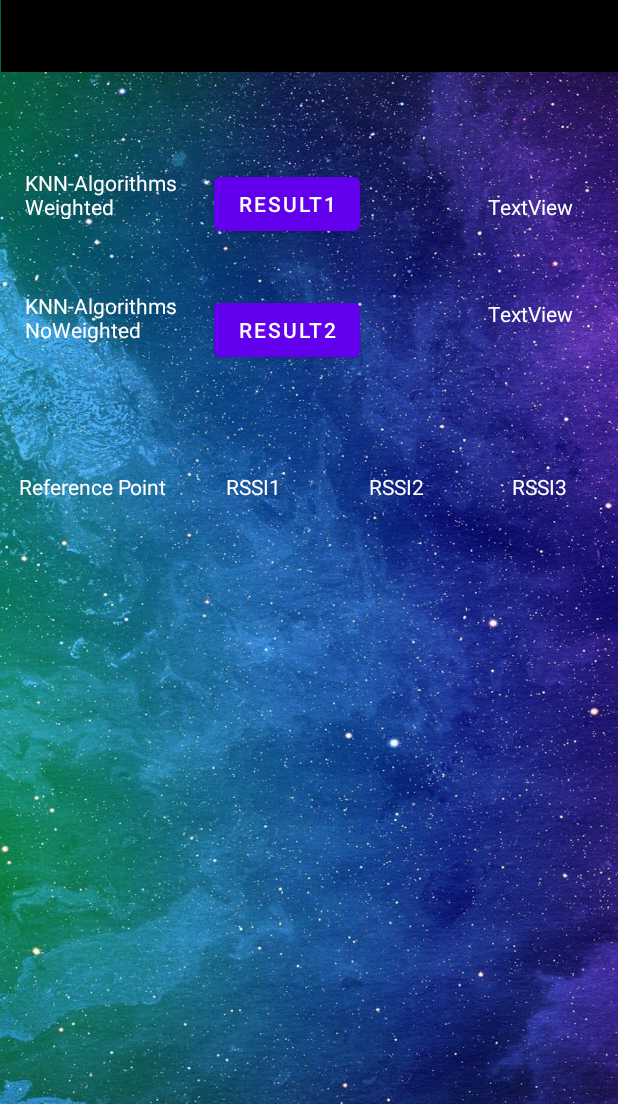
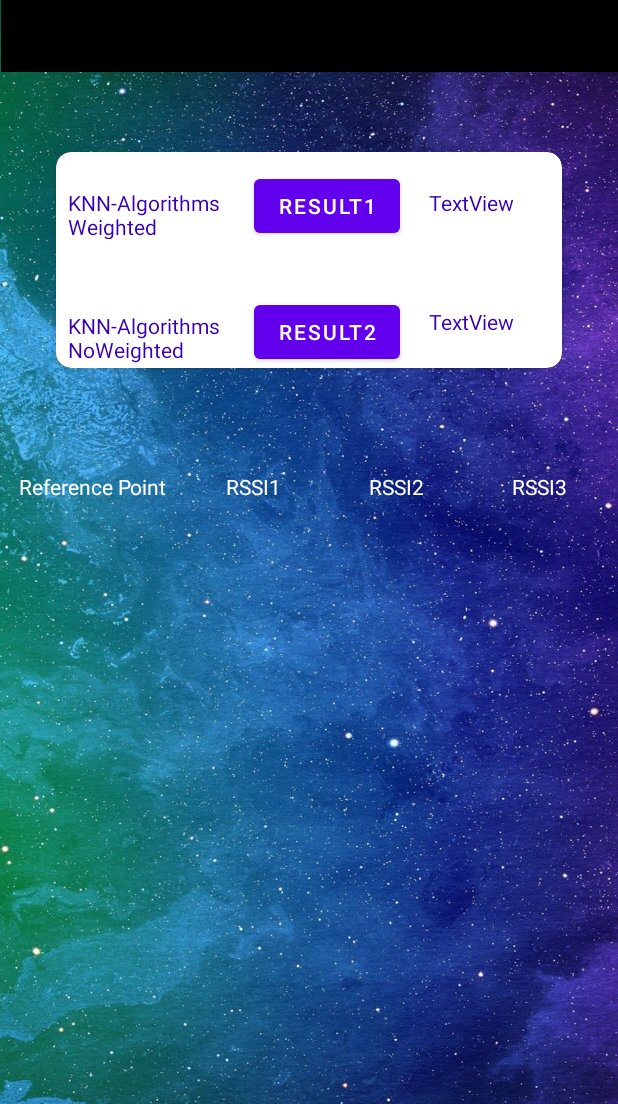
Before and after one commit to nhom5khtn/EmbeddedSystem, an Android app: the screen it shows after launch (ProjectDetailActivity), on a phone screen of 412 x 824 dp, the part 132-1236 px from its top. Run offline under Robolectric (Android 15) with nearby library versions, the phone set to English and light mode, and no system bars; our stand-ins replace Volley, data binding; libraries missing offline, so code that uses them is left out: com.github.doyaaaaaken.kotlincsv; network calls fail; 1 statement that could not run was skipped.

Commit message:
modified view of detail activity

```diff
--- a/EmbeddedSystem/app/src/main/java/demo/embeddedsystem/ui/ProjectDetailActivity.kt
+++ b/EmbeddedSystem/app/src/main/java/demo/embeddedsystem/ui/ProjectDetailActivity.kt
@@ -109,7 +109,7 @@ class ProjectDetailActivity : AppCompatActivity() {
         // creating a string variable for URL.
         //val sheetID = "1iBj3MY37lybNoOC8TRRoTQicVAY2OndAG9lwF44jwXs"
         val sheetID = "19uL6ahrprYBPcuZ8XfpY91VAb9biN3Uxm6l7k0X7sug"
-        val url = "https://spreadsheets.google.com/feeds/list/"+sheetID+"/od6/public/values?alt=json"
+        val url = "https://spreadsheets.google.com/feeds/list/$sheetID/od6/public/values?alt=json"
 
         // creating a new variable for our request queue
         val queue = Volley.newRequestQueue(this)
@@ -124,9 +124,9 @@ class ProjectDetailActivity : AppCompatActivity() {
                     val temp = currentPoint
                     val entryObj = entryArray.getJSONObject(entryArray.length()-1)
                     val timestamp = entryObj.getJSONObject("gsx\$time").getString("\$t")
-                    val rssiAP1 = entryObj.getJSONObject("gsx\$ap1").getString("\$t").toFloat()
-                    val rssiAP2 = entryObj.getJSONObject("gsx\$ap2").getString("\$t").toFloat()
-                    val rssiAP3 = entryObj.getJSONObject("gsx\$ap3").getString("\$t").toFloat()
+                    val rssiAP1 = if (entryObj.getJSONObject("gsx\$ap1").getString("\$t").isEmpty()) 0F else entryObj.getJSONObject("gsx\$ap1").getString("\$t").toFloat()
+                    val rssiAP2 = if (entryObj.getJSONObject("gsx\$ap2").getString("\$t").isEmpty()) 0F else entryObj.getJSONObject("gsx\$ap2").getString("\$t").toFloat()
+                    val rssiAP3 = if (entryObj.getJSONObject("gsx\$ap3").getString("\$t").isEmpty()) 0F else entryObj.getJSONObject("gsx\$ap3").getString("\$t").toFloat()
                     currentPoint = AccessPoint(null, rssiAP1, rssiAP2, rssiAP3, null, timestamp)
                     binding.tvCurPos.text = currentPoint.toString()
                     if (currentPoint.timestamp != temp.timestamp) {
--- a/EmbeddedSystem/app/src/main/res/layout/activity_project_detail.xml
+++ b/EmbeddedSystem/app/src/main/res/layout/activity_project_detail.xml
@@ -13,19 +13,36 @@
         android:background="@drawable/bg"
         tools:context=".MainActivity">
 
+        <androidx.cardview.widget.CardView
+            android:id="@+id/card_word"
+            android:layout_width="match_parent"
+            android:layout_height="wrap_content"
+            android:layout_marginStart="32dp"
+            android:layout_marginTop="47dp"
+            android:layout_marginEnd="32dp"
+            app:cardCornerRadius="10dp"
+            app:cardUseCompatPadding="true"
+            app:layout_constraintEnd_toEndOf="parent"
+            app:layout_constraintHorizontal_bias="0.0"
+            app:layout_constraintStart_toStartOf="parent"
+            app:layout_constraintTop_toBottomOf="@+id/layoutCurPos">
+
+            <androidx.constraintlayout.widget.ConstraintLayout
+                android:layout_width="match_parent"
+                android:layout_height="wrap_content">
+
 
                 <TextView
                     android:id="@+id/textView"
                     android:layout_width="110dp"
                     android:layout_height="34dp"
-            android:layout_marginTop="64dp"
+                    android:layout_marginStart="8dp"
+                    android:layout_marginTop="24dp"
                     android:text="KNN-Algorithms Weighted"
                     android:textAlignment="textStart"
-            android:textColor="@color/white"
-            app:layout_constraintEnd_toEndOf="@+id/layoutCurPos"
-            app:layout_constraintHorizontal_bias="0.053"
-            app:layout_constraintStart_toStartOf="@+id/layoutCurPos"
-            app:layout_constraintTop_toBottomOf="@+id/layoutCurPos" />
+                    android:textColor="@color/purple_700"
+                    app:layout_constraintStart_toStartOf="parent"
+                    app:layout_constraintTop_toTopOf="parent" />
 
                 <TextView
                     android:layout_width="110dp"
@@ -33,10 +50,56 @@
                     android:layout_marginTop="48dp"
                     android:text="KNN-Algorithms NoWeighted"
                     android:textAlignment="textStart"
-            android:textColor="@color/white"
+                    android:textColor="@color/purple_700"
                     app:layout_constraintEnd_toEndOf="@+id/textView"
                     app:layout_constraintStart_toStartOf="@+id/textView"
                     app:layout_constraintTop_toBottomOf="@+id/textView" />
+
+                <Button
+                    android:id="@+id/btnGetResult"
+                    android:layout_width="wrap_content"
+                    android:layout_height="wrap_content"
+                    android:layout_marginStart="14dp"
+                    android:layout_marginTop="12dp"
+                    android:text="Result1"
+                    app:layout_constraintStart_toEndOf="@+id/textView"
+                    app:layout_constraintTop_toTopOf="parent" />
+
+                <TextView
+                    android:id="@+id/tvResult"
+                    android:layout_width="wrap_content"
+                    android:layout_height="wrap_content"
+                    android:layout_marginTop="24dp"
+                    android:layout_marginEnd="32dp"
+                    android:text="TextView"
+                    android:textColor="@color/purple_700"
+                    app:layout_constraintEnd_toEndOf="parent"
+                    app:layout_constraintTop_toTopOf="parent" />
+
+                <Button
+                    android:id="@+id/btnGetResultNoWeighted"
+                    android:layout_width="wrap_content"
+                    android:layout_height="wrap_content"
+                    android:layout_marginTop="36dp"
+                    android:text="Result2"
+                    app:layout_constraintEnd_toEndOf="@+id/btnGetResult"
+                    app:layout_constraintHorizontal_bias="0.0"
+                    app:layout_constraintStart_toStartOf="@+id/btnGetResult"
+                    app:layout_constraintTop_toBottomOf="@+id/btnGetResult" />
+
+                <TextView
+                    android:id="@+id/tvResultNoWeighted"
+                    android:layout_width="wrap_content"
+                    android:layout_height="wrap_content"
+                    android:layout_marginTop="60dp"
+                    android:text="TextView"
+                    android:textColor="@color/purple_700"
+                    app:layout_constraintEnd_toEndOf="@+id/tvResult"
+                    app:layout_constraintHorizontal_bias="1.0"
+                    app:layout_constraintStart_toStartOf="@+id/tvResult"
+                    app:layout_constraintTop_toBottomOf="@+id/tvResult" />
+            </androidx.constraintlayout.widget.ConstraintLayout>
+        </androidx.cardview.widget.CardView>
 
         <LinearLayout
             android:id="@+id/linearLayout"
@@ -96,7 +159,6 @@
             android:layout_marginBottom="8dp"
             android:gravity="center"
             android:background="@color/black"
-            app:layout_constraintBottom_toTopOf="@+id/btnGetResult"
             app:layout_constraintEnd_toEndOf="parent"
             app:layout_constraintHorizontal_bias="1.0"
             app:layout_constraintStart_toStartOf="parent"
@@ -114,29 +176,6 @@
 
         </LinearLayout>
 
-        <Button
-            android:id="@+id/btnGetResult"
-            android:layout_width="wrap_content"
-            android:layout_height="wrap_content"
-            android:layout_marginTop="144dp"
-            android:text="Result1"
-            app:layout_constraintEnd_toEndOf="parent"
-            app:layout_constraintHorizontal_bias="0.452"
-            app:layout_constraintStart_toStartOf="@+id/layoutCurPos"
-            app:layout_constraintTop_toTopOf="parent" />
-
-        <TextView
-            android:id="@+id/tvResult"
-            android:layout_width="wrap_content"
-            android:layout_height="wrap_content"
-            android:layout_marginTop="80dp"
-            android:text="TextView"
-            android:textColor="@color/white"
-            app:layout_constraintEnd_toEndOf="@+id/layoutCurPos"
-            app:layout_constraintHorizontal_bias="0.915"
-            app:layout_constraintStart_toStartOf="@+id/layoutCurPos"
-            app:layout_constraintTop_toBottomOf="@+id/layoutCurPos" />
-
         <androidx.recyclerview.widget.RecyclerView
             android:id="@+id/rcList"
             android:layout_width="match_parent"
@@ -151,28 +190,6 @@
             app:layout_constraintTop_toBottomOf="@+id/linearLayout"
             app:layout_constraintVertical_bias="1.0" />
 
-        <Button
-            android:id="@+id/btnGetResultNoWeighted"
-            android:layout_width="wrap_content"
-            android:layout_height="wrap_content"
-            android:layout_marginTop="36dp"
-            android:text="Result2"
-            app:layout_constraintEnd_toEndOf="@+id/btnGetResult"
-            app:layout_constraintHorizontal_bias="0.0"
-            app:layout_constraintStart_toStartOf="@+id/btnGetResult"
-            app:layout_constraintTop_toBottomOf="@+id/btnGetResult" />
-
-        <TextView
-            android:id="@+id/tvResultNoWeighted"
-            android:layout_width="wrap_content"
-            android:layout_height="wrap_content"
-            android:layout_marginTop="52dp"
-            android:text="TextView"
-            android:textColor="@color/white"
-            app:layout_constraintEnd_toEndOf="@+id/tvResult"
-            app:layout_constraintHorizontal_bias="1.0"
-            app:layout_constraintStart_toStartOf="@+id/tvResult"
-            app:layout_constraintTop_toBottomOf="@+id/tvResult" />
 
 
     </androidx.constraintlayout.widget.ConstraintLayout>
```
Also changed, not shown: 1 other file. Lines whose indentation alone changed are shown as unchanged.
